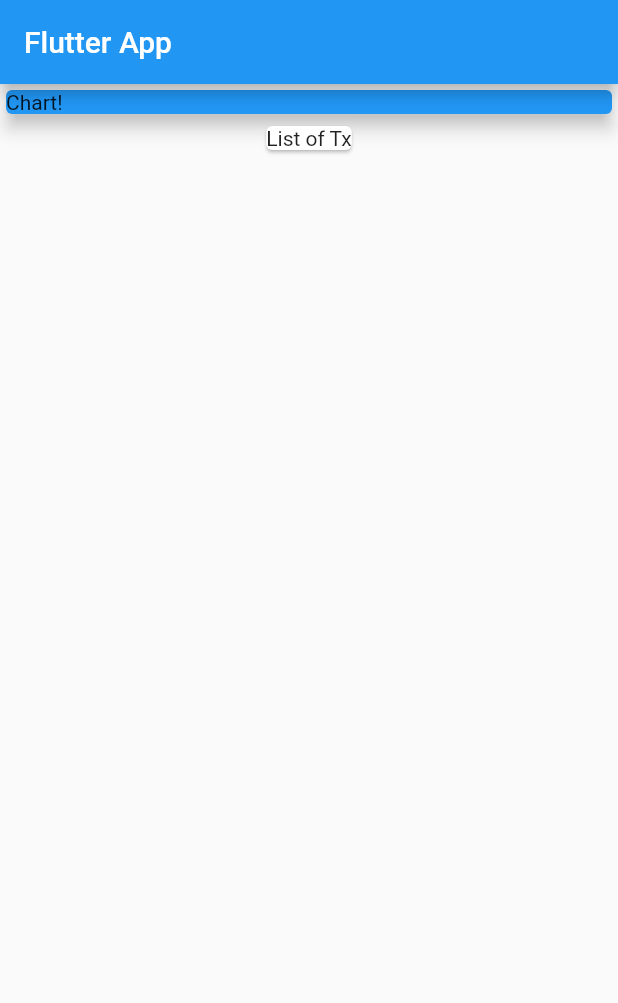
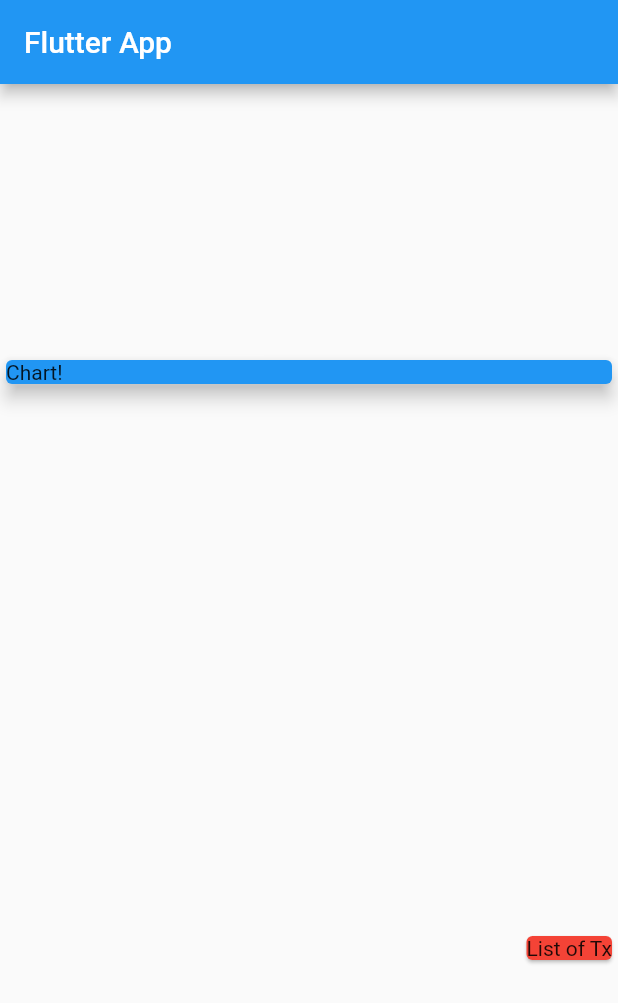
Before and after one commit to kajanthyS/personal_expenses_app, a Flutter app: the screen it shows after launch, on a phone screen of 412 x 824 dp. Shown: the top 1003 px of the screen. Run offline on Flutter 3.47's test engine with Material 2 defaults, Android fonts, the phone set to English and light mode, and no system bars.

Commit message:
axis alignments

```diff
--- a/lib/main.dart
+++ b/lib/main.dart
@@ -21,6 +21,8 @@ class MyHomePage extends StatelessWidget {
         title: Text('Flutter App'),
       ),
       body: Column(
+        mainAxisAlignment: MainAxisAlignment.spaceAround,
+        crossAxisAlignment: CrossAxisAlignment.end,
         children: <Widget> [
           Container(
             width: double.infinity,
@@ -30,7 +32,9 @@ class MyHomePage extends StatelessWidget {
               elevation: 5,
             ),
           ),
-        Card(child: Text('List of Tx'),
+        Card(
+          color: Colors.red,
+          child: Text('List of Tx'),
 
           ),
         ],
```
